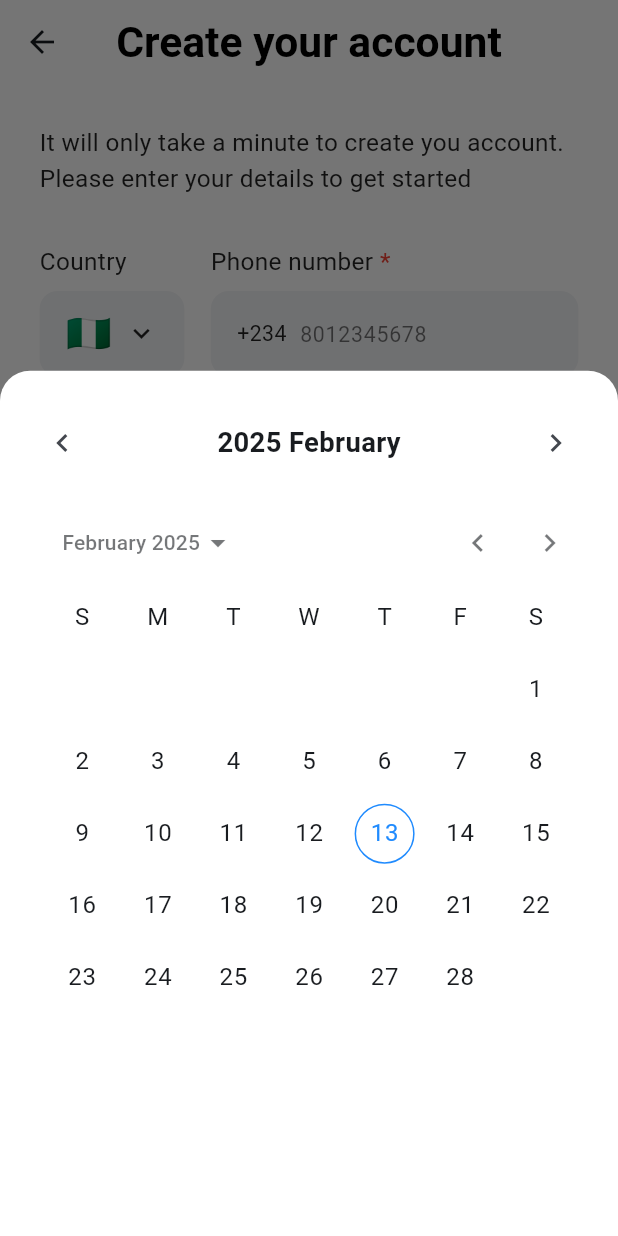
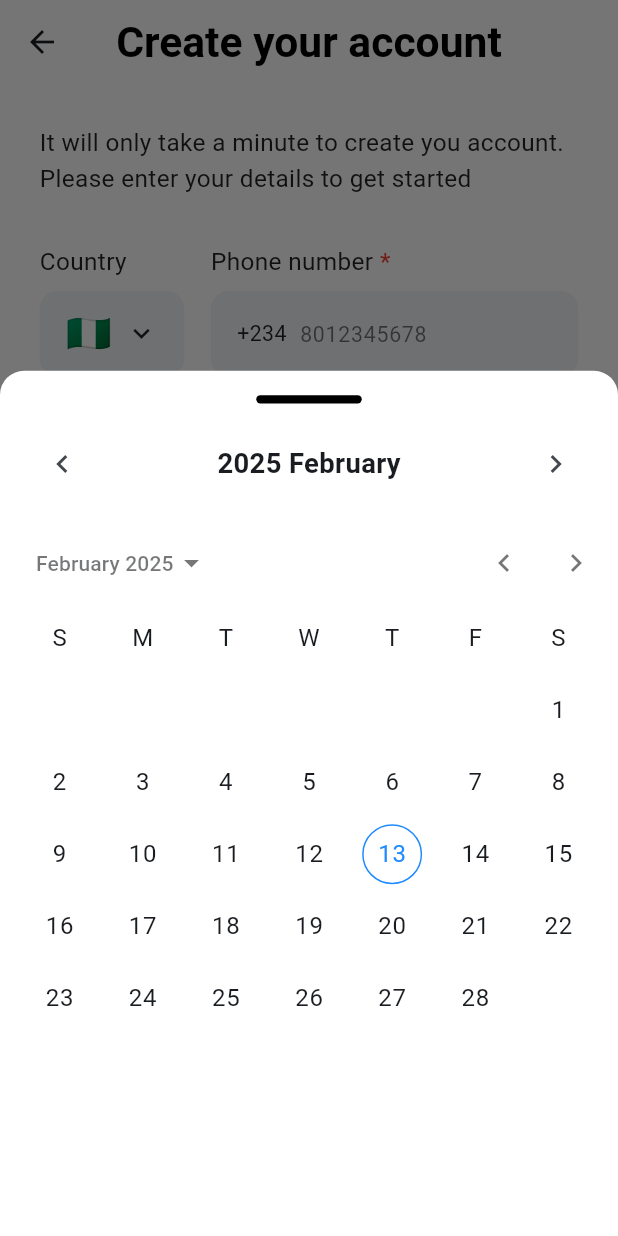
Before and after one commit to ClixxHQ/Clixx-app, a Flutter app: the SignUpView screen opened by its route, after a tap on "Select birth month and day", on a phone screen of 412 x 824 dp. Run offline on Flutter 3.47's test engine with Material 3 defaults, Android fonts, the phone set to English and light mode, and no system bars; drawn by our look-alikes of calendar_date_picker2; our stand-ins replace country_picker, flutter_screenutil.

Commit message:
Refactor CalendarBottomSheet to utilize AppBottomSheet for modal display, enhance layout with responsive sizing, and improve drag indicator visibility

```diff
--- a/lib/ui/widgets/calendar_bottom_sheet.dart
+++ b/lib/ui/widgets/calendar_bottom_sheet.dart
@@ -5,6 +5,7 @@ import 'package:intl/intl.dart';
 import 'package:clixx/shared/app_colors.dart';
 import 'package:clixx/shared/app_spacing.dart';
 import 'package:clixx/services/navigation_service.dart';
+import 'package:clixx/shared/widgets/app_bottom_sheet.dart';
 
 class CalendarBottomSheet extends StatefulWidget {
   final DateTime? selectedDate;
@@ -20,11 +21,11 @@ class CalendarBottomSheet extends StatefulWidget {
     required DateTime? selectedDate,
     required Function(DateTime) onDateSelected,
   }) {
-    showModalBottomSheet(
-      context: NavigationService.context,
+    AppBottomSheet.showBottomSheet(
       isScrollControlled: true,
-      backgroundColor: Colors.transparent,
-      builder: (context) => CalendarBottomSheet(
+      showDragIndicator: true,
+      height: MediaQuery.of(NavigationService.context).size.height * 0.7,
+      child: CalendarBottomSheet(
         selectedDate: selectedDate,
         onDateSelected: onDateSelected,
       ),
@@ -90,16 +91,12 @@ class _CalendarBottomSheetState extends State<CalendarBottomSheet> {
 
   @override
   Widget build(BuildContext context) {
-    return Container(
-      height: MediaQuery.of(context).size.height * 0.7,
-      padding: EdgeInsets.symmetric(horizontal: 16.w, vertical: 24.h),
-      decoration: const BoxDecoration(
-        color: Colors.white,
-        borderRadius: BorderRadius.vertical(top: Radius.circular(20)),
-      ),
-      child: Column(
-        children: [
-          Row(
+    return Column(
+      mainAxisSize: MainAxisSize.min,
+      children: [
+        Padding(
+          padding: EdgeInsets.symmetric(horizontal: 16.w),
+          child: Row(
             mainAxisAlignment: MainAxisAlignment.spaceBetween,
             children: [
               IconButton(
@@ -144,8 +141,10 @@ class _CalendarBottomSheetState extends State<CalendarBottomSheet> {
               ),
             ],
           ),
-          AppSpacing.v16(),
-          Expanded(
+        ),
+        AppSpacing.v16(),
+        Expanded(
+          child: SingleChildScrollView(
             child: _showYearPicker
                 ? _buildYearPicker()
                 : CalendarDatePicker2(
@@ -182,8 +181,8 @@ class _CalendarBottomSheetState extends State<CalendarBottomSheet> {
                     },
                   ),
           ),
-        ],
-      ),
+        ),
+      ],
     );
   }
 
```
